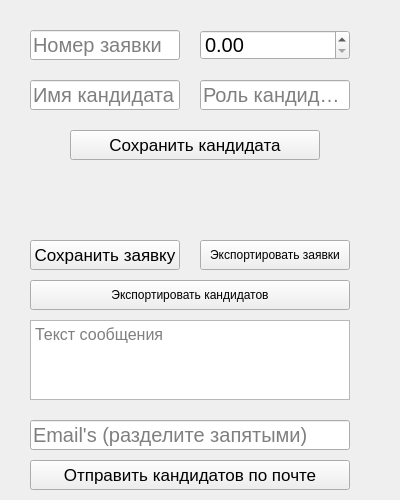
Above: Zayavka_db_OOP/main.ui from BladEvgen/Backup_and_Projects before the change. Below: the same form after it.
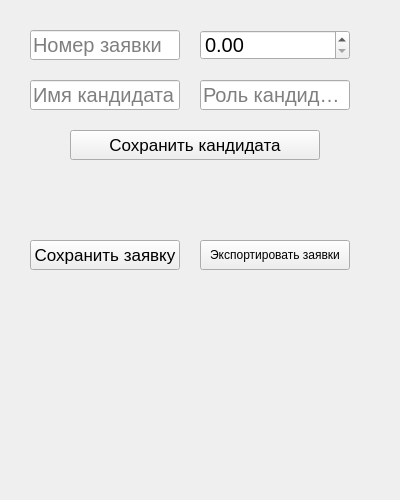
That is the form after the change.

```diff
--- a/Zayavka_db_OOP/main.ui
+++ b/Zayavka_db_OOP/main.ui
@@ -44,19 +44,6 @@
     <string>Экспортировать заявки</string>
    </property>
   </widget>
-  <widget class="QPushButton" name="pushButton_export_candidates">
-   <property name="geometry">
-    <rect>
-     <x>30</x>
-     <y>280</y>
-     <width>320</width>
-     <height>30</height>
-    </rect>
-   </property>
-   <property name="text">
-    <string>Экспортировать кандидатов</string>
-   </property>
-  </widget>
   <widget class="QLineEdit" name="lineEdit_number">
    <property name="geometry">
     <rect>
@@ -150,60 +137,6 @@
     <string>Сохранить кандидата</string>
    </property>
   </widget>
-  <widget class="QPushButton" name="pushButton_send_email">
-   <property name="geometry">
-    <rect>
-     <x>30</x>
-     <y>460</y>
-     <width>320</width>
-     <height>30</height>
-    </rect>
-   </property>
-   <property name="font">
-    <font>
-     <pointsize>13</pointsize>
-    </font>
-   </property>
-   <property name="text">
-    <string>Отправить кандидатов по почте</string>
-   </property>
-  </widget>
-  <widget class="QLineEdit" name="lineEdit_email">
-   <property name="geometry">
-    <rect>
-     <x>30</x>
-     <y>420</y>
-     <width>320</width>
-     <height>30</height>
-    </rect>
-   </property>
-   <property name="font">
-    <font>
-     <pointsize>15</pointsize>
-    </font>
-   </property>
-   <property name="placeholderText">
-    <string>Email's (разделите запятыми)</string>
-   </property>
-  </widget>
-  <widget class="QTextEdit" name="textEdit_email_message">
-   <property name="geometry">
-    <rect>
-     <x>30</x>
-     <y>320</y>
-     <width>320</width>
-     <height>80</height>
-    </rect>
-   </property>
-   <property name="font">
-    <font>
-     <pointsize>12</pointsize>
-    </font>
-   </property>
-   <property name="placeholderText">
-    <string>Текст сообщения</string>
-   </property>
-  </widget>
  </widget>
  <resources/>
  <connections/>
```
